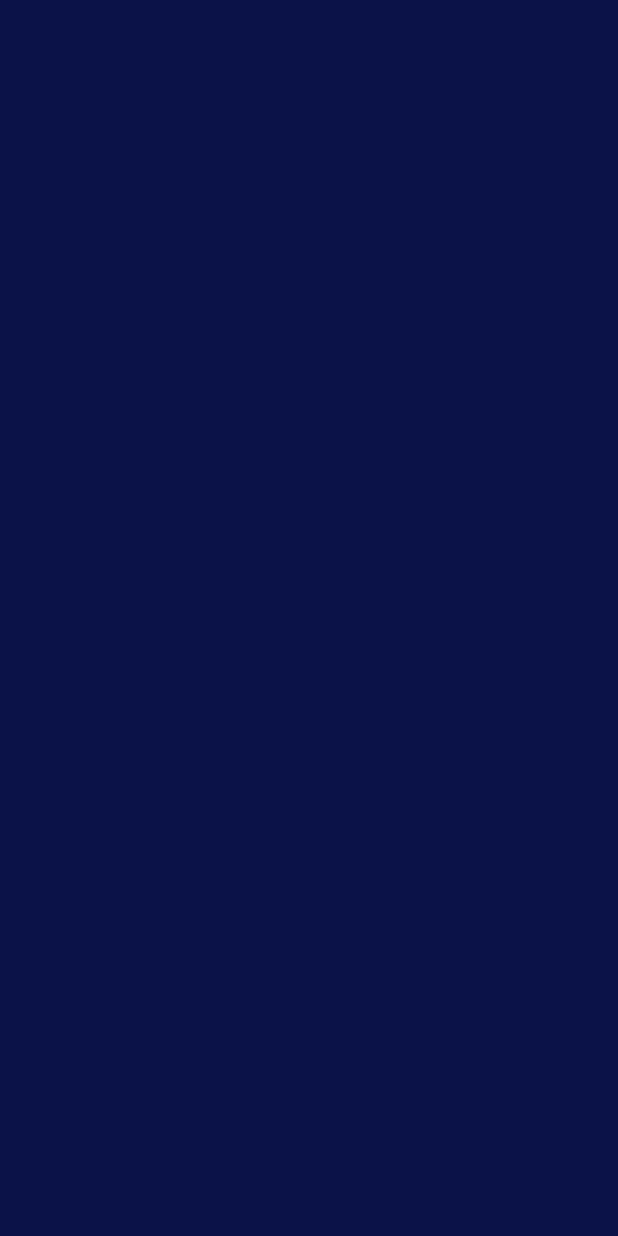
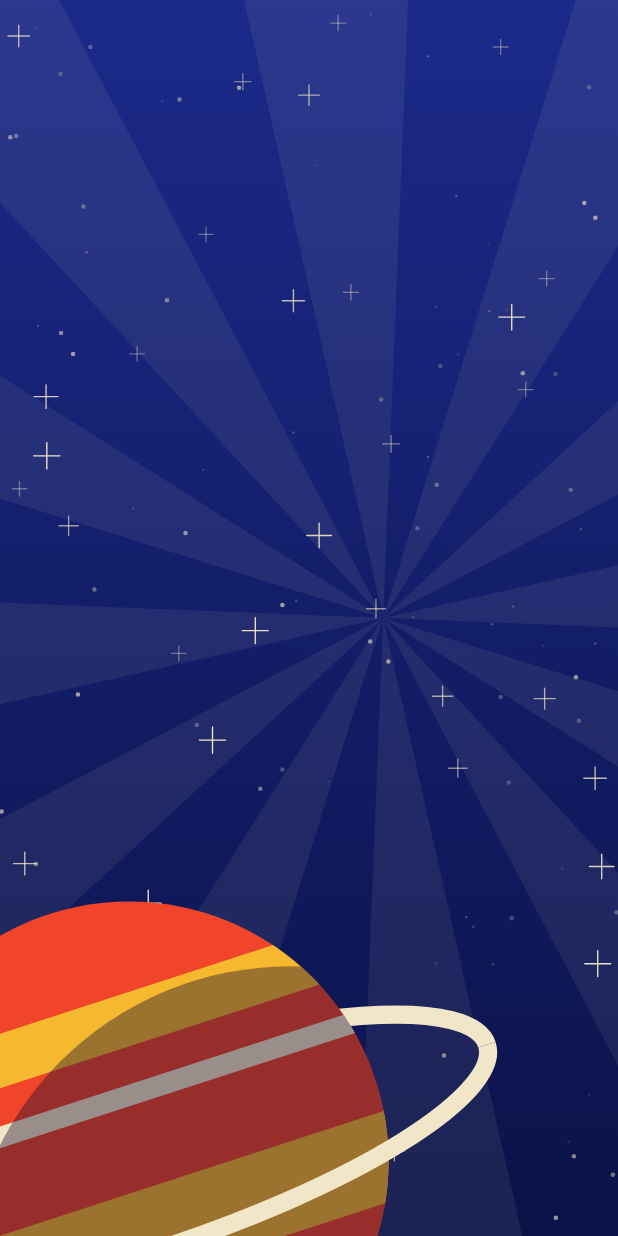
Before and after one commit to yefersonquispe-cloud/VideojuegoLab13, an Android app built with Jetpack Compose: the screen it shows after launch (MainActivity), on a phone screen of 412 x 824 dp. Before the commit the screen is empty. Run offline under Robolectric (Android 15) with nearby library versions, the phone set to English and light mode, and no system bars.

Commit message:
Agregué el fondo espacial con animaciones infinitas

```diff
--- /dev/null
+++ b/app/src/main/java/com/yeferson/videojuegolab13/components/SpaceBackground.kt
@@ -0,0 +1,214 @@
+package com.yeferson.videojuegolab13.components
+
+import androidx.compose.animation.animateColorAsState
+import androidx.compose.animation.core.FastOutSlowInEasing
+import androidx.compose.animation.core.LinearEasing
+import androidx.compose.animation.core.Spring
+import androidx.compose.animation.core.animateDpAsState
+import androidx.compose.animation.core.animateFloat
+import androidx.compose.animation.core.animateFloatAsState
+import androidx.compose.animation.core.infiniteRepeatable
+import androidx.compose.animation.core.rememberInfiniteTransition
+import androidx.compose.animation.core.spring
+import androidx.compose.animation.core.tween
+import androidx.compose.foundation.Canvas
+import androidx.compose.foundation.layout.Box
+import androidx.compose.foundation.layout.fillMaxSize
+import androidx.compose.foundation.layout.offset
+import androidx.compose.foundation.layout.size
+import androidx.compose.runtime.Composable
+import androidx.compose.runtime.getValue
+import androidx.compose.runtime.remember
+import androidx.compose.ui.Alignment
+import androidx.compose.ui.Modifier
+import androidx.compose.ui.geometry.Offset
+import androidx.compose.ui.geometry.Size
+import androidx.compose.ui.graphics.Brush
+import androidx.compose.ui.graphics.Color
+import androidx.compose.ui.graphics.Path
+import androidx.compose.ui.graphics.StrokeCap
+import androidx.compose.ui.graphics.drawscope.DrawScope
+import androidx.compose.ui.graphics.drawscope.Stroke
+import androidx.compose.ui.graphics.drawscope.clipPath
+import androidx.compose.ui.graphics.drawscope.rotate
+import androidx.compose.ui.unit.dp
+import com.yeferson.videojuegolab13.game.GameEngine
+import com.yeferson.videojuegolab13.game.GamePhase
+import com.yeferson.videojuegolab13.game.sectorAt
+import com.yeferson.videojuegolab13.ui.theme.Bermellon
+import com.yeferson.videojuegolab13.ui.theme.Hueso
+import com.yeferson.videojuegolab13.ui.theme.Mostaza
+import kotlin.math.cos
+import kotlin.math.hypot
+import kotlin.math.sin
+import kotlin.random.Random
+
+private const val RAY_COUNT = 12
+private const val TWO_PI = 6.2832f
+
+private class Star(val x: Float, val y: Float, val layer: Int, val phase: Float)
+
+@Composable
+fun SpaceBackground(engine: GameEngine, modifier: Modifier = Modifier) {
+    val inMenu = engine.phase == GamePhase.MENU
+    val sector = sectorAt(engine.sectorIndex)
+
+    // El cielo cambia suavemente de color al entrar a cada sector
+    val skyTop by animateColorAsState(
+        targetValue = Color(sector.skyTop),
+        animationSpec = tween(1800, easing = FastOutSlowInEasing),
+        label = "cieloSuperior"
+    )
+    val skyBottom by animateColorAsState(
+        targetValue = Color(sector.skyBottom),
+        animationSpec = tween(1800, easing = FastOutSlowInEasing),
+        label = "cieloInferior"
+    )
+
+    // Animaciones que se repiten sin parar: brillo de estrellas y giro de los rayos
+    val transition = rememberInfiniteTransition(label = "espacio")
+    val twinkle by transition.animateFloat(
+        initialValue = 0f,
+        targetValue = TWO_PI,
+        animationSpec = infiniteRepeatable(tween(2800, easing = LinearEasing)),
+        label = "brillo"
+    )
+    val rayAngle by transition.animateFloat(
+        initialValue = 0f,
+        targetValue = 360f,
+        animationSpec = infiniteRepeatable(tween(70000, easing = LinearEasing)),
+        label = "rayos"
+    )
+
+    val raysAlpha by animateFloatAsState(
+        targetValue = if (inMenu) 1f else 0f,
+        animationSpec = tween(900),
+        label = "opacidadRayos"
+    )
+
+    // El planeta baja y sale de la pantalla cuando la nave despega
+    val planetDrop by animateDpAsState(
+        targetValue = if (inMenu) 0.dp else 520.dp,
+        animationSpec = spring(dampingRatio = 0.85f, stiffness = Spring.StiffnessVeryLow),
+        label = "caidaPlaneta"
+    )
+
+    val stars = remember {
+        val random = Random(13)
+        List(120) {
+            Star(random.nextFloat(), random.nextFloat(), random.nextInt(3), random.nextFloat() * TWO_PI)
+        }
+    }
+    val rayPath = remember { Path() }
+
+    Box(modifier = modifier.fillMaxSize()) {
+        Canvas(modifier = Modifier.fillMaxSize()) {
+            drawRect(Brush.verticalGradient(listOf(skyTop, skyBottom)))
+            if (raysAlpha > 0.01f) drawRays(rayPath, rayAngle, raysAlpha)
+            drawStars(stars, engine.scroll, engine.scrollSpeed, twinkle)
+        }
+        Canvas(
+            modifier = Modifier
+                .align(Alignment.BottomStart)
+                .offset(x = (-120).dp, y = 170.dp + planetDrop)
+                .size(440.dp)
+        ) {
+            drawPlanet()
+        }
+    }
+}
+
+// Rayos al estilo de los carteles antiguos, centrados en la nave del menú
+private fun DrawScope.drawRays(path: Path, angle: Float, alpha: Float) {
+    val center = Offset(size.width * 0.62f, size.height * 0.5f)
+    val radius = hypot(size.width, size.height)
+    val wedge = TWO_PI / (RAY_COUNT * 2)
+    rotate(angle, center) {
+        for (index in 0 until RAY_COUNT) {
+            val start = index * wedge * 2
+            path.rewind()
+            path.moveTo(center.x, center.y)
+            path.lineTo(center.x + cos(start) * radius, center.y + sin(start) * radius)
+            path.lineTo(center.x + cos(start + wedge) * radius, center.y + sin(start + wedge) * radius)
+            path.close()
+            drawPath(path, Hueso.copy(alpha = 0.075f * alpha))
+        }
+    }
+}
+
+private fun DrawScope.drawStars(stars: List<Star>, scroll: Float, speed: Float, twinkle: Float) {
+    val streak = ((speed - 180f) * 0.14f).coerceAtLeast(0f) * density
+    for (star in stars) {
+        val depth = 0.3f + star.layer * 0.35f
+        val travel = scroll * density * depth
+        val y = (star.y * size.height + travel) % size.height
+        val x = star.x * size.width
+        val shine = 0.55f + 0.45f * sin(twinkle + star.phase)
+        val radius = (0.8f + star.layer * 0.7f) * density
+        val color = Hueso.copy(alpha = (0.3f + 0.7f * shine) * depth.coerceAtMost(1f))
+
+        if (streak > 1f) {
+            drawLine(
+                color = color,
+                start = Offset(x, y),
+                end = Offset(x, y - streak * depth),
+                strokeWidth = radius,
+                cap = StrokeCap.Round
+            )
+        } else if (star.layer == 2) {
+            // Las estrellas cercanas tienen forma de cruz
+            val arm = radius * (2f + shine * 2f)
+            drawLine(color, Offset(x - arm, y), Offset(x + arm, y), density * 0.9f, StrokeCap.Round)
+            drawLine(color, Offset(x, y - arm), Offset(x, y + arm), density * 0.9f, StrokeCap.Round)
+        } else {
+            drawCircle(color, radius, Offset(x, y))
+        }
+    }
+}
+
+private fun DrawScope.drawPlanet() {
+    val center = Offset(size.width / 2f, size.height / 2f)
+    val radius = size.minDimension * 0.42f
+    val ringSize = Size(radius * 2.9f, radius * 0.72f)
+    val ringTopLeft = Offset(center.x - ringSize.width / 2f, center.y - ringSize.height / 2f)
+    val ringStroke = Stroke(width = radius * 0.07f)
+
+    rotate(-18f, center) {
+        drawArc(Hueso, 180f, 180f, false, ringTopLeft, ringSize, style = ringStroke)
+    }
+
+    val disc = Path().apply {
+        addOval(androidx.compose.ui.geometry.Rect(center, radius))
+    }
+    clipPath(disc) {
+        drawRect(Bermellon)
+        // Franjas planas del planeta
+        rotate(-18f, center) {
+            drawRect(
+                Mostaza,
+                Offset(0f, center.y - radius * 0.62f),
+                Size(size.width, radius * 0.2f)
+            )
+            drawRect(
+                Hueso,
+                Offset(0f, center.y - radius * 0.28f),
+                Size(size.width, radius * 0.08f)
+            )
+            drawRect(
+                Mostaza,
+                Offset(0f, center.y + radius * 0.12f),
+                Size(size.width, radius * 0.34f)
+            )
+        }
+        // Sombra en forma de media luna
+        drawCircle(
+            Color(0x66140A2E),
+            radius * 1.25f,
+            Offset(center.x + radius * 0.62f, center.y + radius * 0.5f)
+        )
+    }
+
+    rotate(-18f, center) {
+        drawArc(Hueso, 0f, 180f, false, ringTopLeft, ringSize, style = ringStroke)
+    }
+}
--- a/app/src/main/java/com/yeferson/videojuegolab13/screens/GameScreen.kt
+++ b/app/src/main/java/com/yeferson/videojuegolab13/screens/GameScreen.kt
@@ -10,6 +10,7 @@ import androidx.compose.runtime.withFrameNanos
 import androidx.compose.ui.Modifier
 import androidx.compose.ui.layout.onSizeChanged
 import androidx.compose.ui.platform.LocalDensity
+import com.yeferson.videojuegolab13.components.SpaceBackground
 import com.yeferson.videojuegolab13.game.GameEngine
 import com.yeferson.videojuegolab13.ui.theme.Noche
 
@@ -34,5 +35,7 @@ fun GameScreen() {
             .fillMaxSize()
             .background(Noche)
             .onSizeChanged { engine.resize(it.width / density, it.height / density) }
-    )
+    ) {
+        SpaceBackground(engine = engine)
+    }
 }
```
